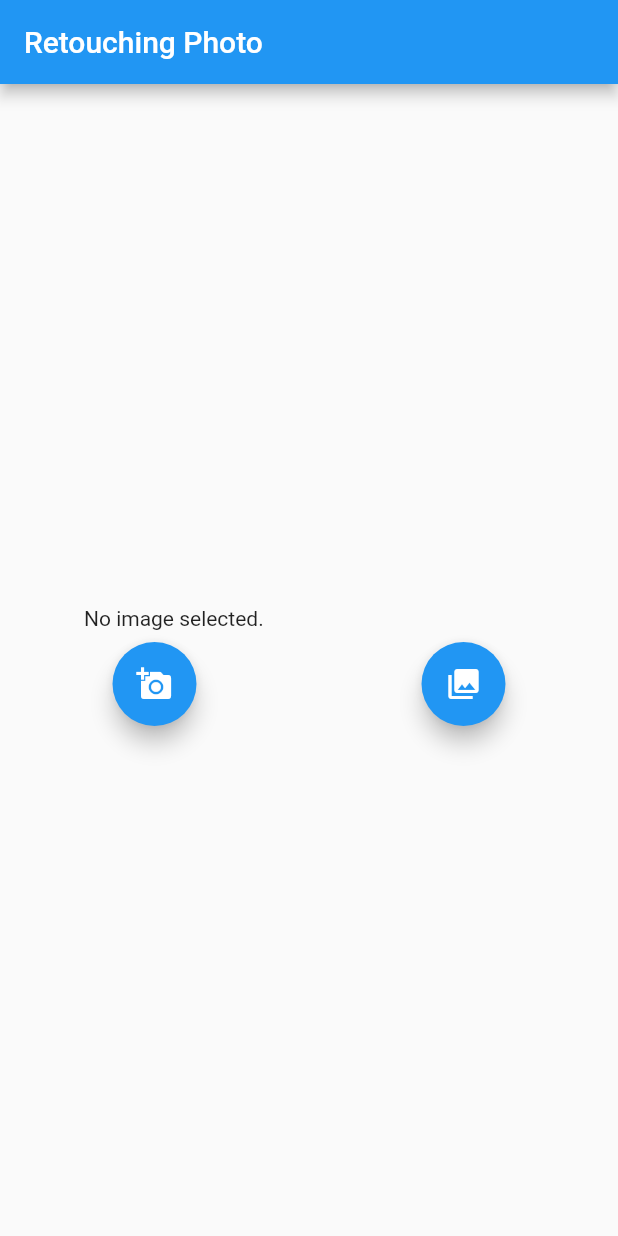
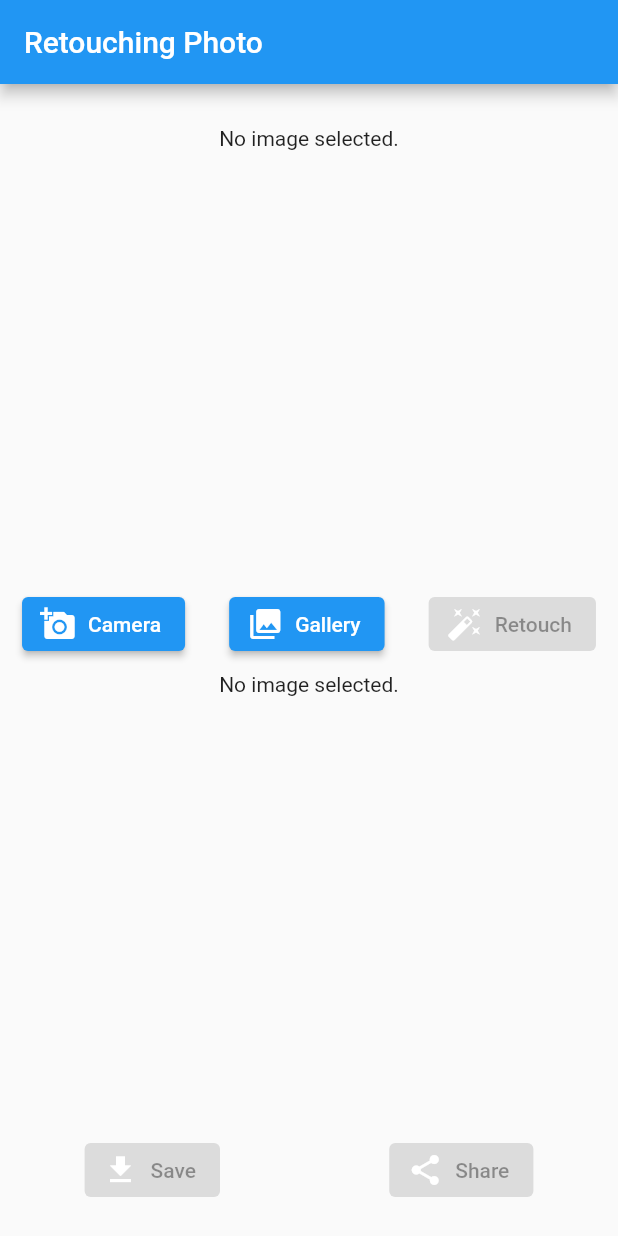
Before and after one commit to moku6626/sample_appFlt, a Flutter app: the screen it shows after launch, on a phone screen of 412 x 824 dp. Run offline on Flutter 3.47's test engine with Material 2 defaults, Android fonts, the light colour scheme and no system bars; our stand-ins replace image_gallery_saver, image_picker, share; missing offline and left inert: share_extend.

Commit message:
20220403

```diff
--- a/lib/main.dart
+++ b/lib/main.dart
@@ -1,6 +1,15 @@
+import 'dart:typed_data';
+import 'dart:ui' as ui;
 import 'package:flutter/material.dart';
+import 'package:flutter/rendering.dart';
+import 'package:image/image.dart' as imgpack;
 import 'package:image_picker/image_picker.dart';
+import 'package:image_gallery_saver/image_gallery_saver.dart';
+import 'package:path_provider/path_provider.dart';
 import 'dart:io';
+
+import 'package:share/share.dart';
+import 'package:share_extend/share_extend.dart';
 
 
 void main() {
@@ -51,14 +60,15 @@ class MyHomePage extends StatefulWidget {
 }
 
 class _MyHomePageState extends State<MyHomePage> {
-  File? _image; //画像を入れる変数
+  File? _image; //変換前の画像を入れる変数
+  var rtchImage;
   final picker = ImagePicker();
+  final GlobalKey shareKey = GlobalKey();
 
   /// 画像が取れたら、setState()で更新する
   Future getImageFromGallery() async {
     final image = await picker.getImage(source: ImageSource.gallery);  // ==追加==
     setState(() {
-      // TODO 更新する処理を書く
       _image = File(image.path); // ==追加==
     });
   }
@@ -66,9 +76,73 @@ class _MyHomePageState extends State<MyHomePage> {
     final image = await picker.getImage(source: ImageSource.camera);  // ==追加==
 
     setState(() {
-      // TODO 更新する処理を書く
       _image = File(image.path); // ==追加==
     });
+  }
+  Future retouchImage() async {
+    imgpack.Image tempImage;
+
+    setState(() {
+       tempImage = imgpack.copyRotate(imgpack.decodeImage(_image!.readAsBytesSync())!,90); // 変換
+       rtchImage = imgpack.encodePng(tempImage);
+       //_rtchImage.writeAsBytes(tempImage.buffer.asUint8List(tempImage.offsetInBytes, tempImage.lengthInBytes));
+       //ImageGallerySaver.saveImage(tempImage.getBytes());
+       //_rtchImage = tempImage.getBytes();
+       //_rtchImage.writeAsBytes(tempList.writeAsBytesSync);
+       //print(tempList);
+       //_rtchImage!.writeAsBytesSync(tempImage.getBytes().buffer.asUint8List(tempImage.getBytes().offsetInBytes, tempImage.getBytes().lengthInBytes));
+       //print(_rtchImage);
+    });
+  }
+  Future saveRtchImage() async {
+    setState(() {
+      ImageGallerySaver.saveImage(rtchImage);
+    });
+  }
+  //Widgetを画像化する
+  Future<ByteData?> exportToImage(GlobalKey globalKey) async {
+  final boundary =
+  globalKey.currentContext?.findRenderObject() as RenderRepaintBoundary;
+  final image = await boundary.toImage(
+  pixelRatio: 3,
+  );
+  final byteData = await image.toByteData(
+  format: ui.ImageByteFormat.png,
+  );
+  return byteData;
+  }
+
+  //作成した画像をアプリ内のディレクトリへ保存しパスを取得
+  Future<File> getApplicationDocumentsFile(
+  String text, List<int> imageData) async {
+  final directory = await getApplicationDocumentsDirectory();
+
+  final exportFile = File('${directory.path}/$text.png');
+  if (!await exportFile.exists()) {
+  await exportFile.create(recursive: true);
+  }
+  final file = await exportFile.writeAsBytes(imageData);
+  return file;
+  }
+
+  //ディレクトへのパスを取得してシェア
+  void shareImageAndText(String text, GlobalKey globalKey) async {
+  //shareする際のテキスト
+  try {
+  //byte dataに
+  final bytes = await exportToImage(globalKey);
+  final widgetImageData =
+  bytes?.buffer.asUint8List(bytes.offsetInBytes, bytes.lengthInBytes);
+  //App directoryファイルに保存
+  final applicationDocumentsFile =
+  await getApplicationDocumentsFile(text, widgetImageData!);
+
+  final path = applicationDocumentsFile.path;
+  await ShareExtend.share(path, "image");
+  //applicationDocumentsFile.delete();
+  } catch (error) {
+  print(error);
+  }
   }
 
   @override
@@ -78,13 +152,14 @@ class _MyHomePageState extends State<MyHomePage> {
         title: Text(widget.title),
       ),
       body: Center(
+      child: SingleChildScrollView(
         child: Column(
           mainAxisAlignment: MainAxisAlignment.center,
           children: <Widget>[
             Padding(
               padding: const EdgeInsets.all(8.0),
               child: Container(
-                  width: 300,
+                  height: 300,
                   child: _image == null
                       ? Text('No image selected.')
                       : Image.file(_image!)),
@@ -92,20 +167,101 @@ class _MyHomePageState extends State<MyHomePage> {
             Row(
               mainAxisAlignment: MainAxisAlignment.spaceAround,
               children: [
-                FloatingActionButton(
-                  onPressed: getImageFromCamera,
-                  tooltip: 'Pick Image From Camera',
-                  child: Icon(Icons.add_a_photo),
+                //カメラボタン(カメラから写真を取得)
+                ElevatedButton.icon(
+                  icon: const Icon(
+                    Icons.add_a_photo,
+                    color: Colors.white,
+                  ),
+                  label: const Text('Camera'),
+                  style: ElevatedButton.styleFrom(
+                    primary: Colors.blue,
+                    onPrimary: Colors.white,
+                  ),
+                  onPressed:getImageFromCamera,
                 ),
-                FloatingActionButton(
+                //ギャラリーボタン(ギャラリーから写真を選択)
+                ElevatedButton.icon(
+                  icon: const Icon(
+                    Icons.photo_library,
+                    color: Colors.white,
+                  ),
+                  label: const Text('Gallery'),
+                  style: ElevatedButton.styleFrom(
+                    primary: Colors.blue,
+                    onPrimary: Colors.white,
+                  ),
                   onPressed: getImageFromGallery,
-                  tooltip: 'Pick Image From Gallery',
-                  child: Icon(Icons.photo_library),
+                ),
+                //レタッチボタン
+                ElevatedButton.icon(
+                  icon: const Icon(
+                    Icons.auto_fix_high ,
+                    color: Colors.white,
+                  ),
+                  label: const Text('Retouch'),
+                  style: ElevatedButton.styleFrom(
+                    primary: Colors.green,
+                    onPrimary: Colors.white,
+                  ),
+                  onPressed: _image == null
+                      ? null
+                      : retouchImage,
                 ),
               ],
-            )
+            ),
+            Padding(
+              padding: const EdgeInsets.all(8.0),
+              child: Container(
+                  height: 300,
+                child: RepaintBoundary(
+                    key: shareKey,//追加
+                  child: rtchImage == null
+                      ? Text('No image selected.')
+                      : Image.memory(rtchImage!)),
+              ),
+            ),
+            Row(
+              mainAxisAlignment: MainAxisAlignment.spaceAround,
+              children: [
+                //保存ボタン(レタッチ画像の保存)
+                ElevatedButton.icon(
+                  icon: const Icon(
+                    Icons.download,
+                    color: Colors.white,
+                  ),
+                  label: const Text('Save'),
+                  style: ElevatedButton.styleFrom(
+                    primary: Colors.blue,
+                    onPrimary: Colors.white,
+                  ),
+                  onPressed:rtchImage==null
+                      ? null
+                      : saveRtchImage,
+                ),
+                //SNS共有ボタン
+                ElevatedButton.icon(
+                  icon: const Icon(
+                    Icons.share,
+                    color: Colors.white,
+                  ),
+                  label: const Text('Share'),
+                  style: ElevatedButton.styleFrom(
+                    primary: Colors.blue,
+                    onPrimary: Colors.white,
+                  ),
+                  onPressed:rtchImage==null
+                      ? null
+                      : () => shareImageAndText(
+                      'sample_widget',
+                      shareKey,
+                ),
+                ),
+              ],
+            ),
           ],
         ),
+      ),
       ),
     );
   }
--- a/pubspec.yaml
+++ b/pubspec.yaml
@@ -36,6 +36,10 @@ dependencies:
   cupertino_icons: ^1.0.2
   path_provider:
   image_picker:
+  image_gallery_saver:
+  image:
+  share:
+  share_extend:
 
 dev_dependencies:
   flutter_test:
```
Also changed, not shown: pubspec.lock, 1 other file.
